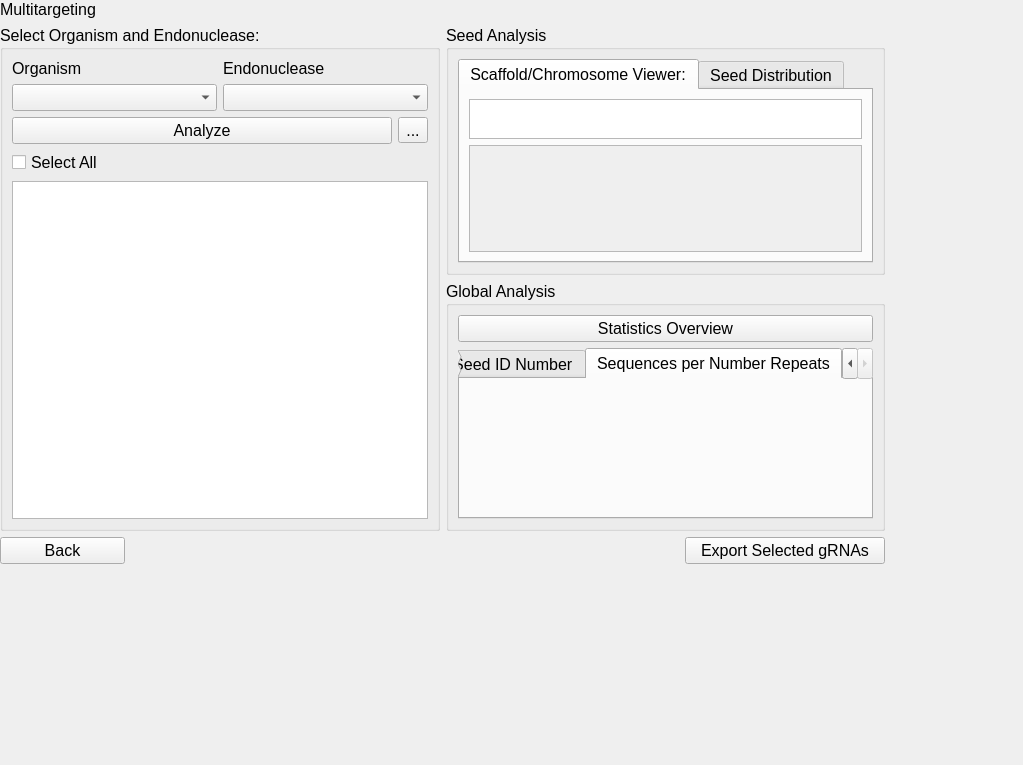
Qt form src/ui/multitargeting_window.ui (TrinhLab/CASPERapp) before a commit.
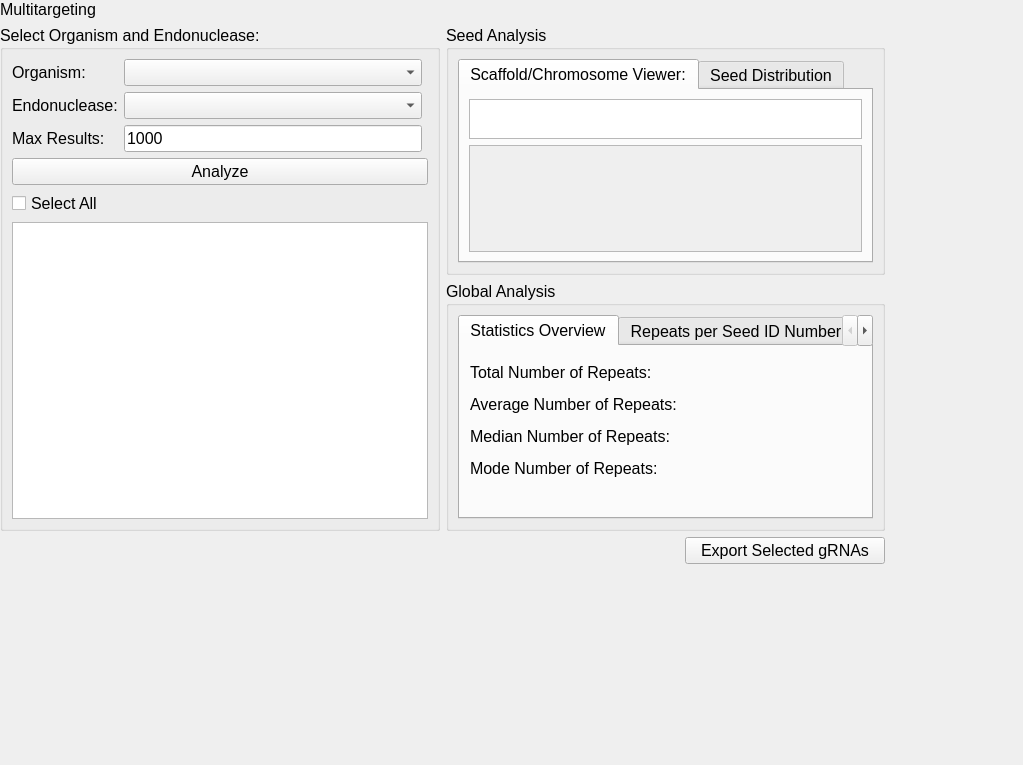
The same form after that commit.

Patch:
```diff
--- a/src/ui/multitargeting_window.ui
+++ b/src/ui/multitargeting_window.ui
@@ -42,23 +42,37 @@
          <string>Select Organism and Endonuclease:</string>
         </property>
         <layout class="QGridLayout" name="gridLayout_8">
-         <item row="1" column="0">
-          <widget class="QComboBox" name="cmbOrganism">
-           <property name="sizePolicy">
-            <sizepolicy hsizetype="Expanding" vsizetype="Fixed">
-             <horstretch>0</horstretch>
-             <verstretch>0</verstretch>
-            </sizepolicy>
-           </property>
+         <item row="8" column="0" colspan="3">
+          <widget class="QTableWidget" name="tblSeeds">
            <property name="minimumSize">
             <size>
-             <width>0</width>
+             <width>400</width>
              <height>0</height>
             </size>
            </property>
           </widget>
          </item>
-         <item row="2" column="0" colspan="2">
+         <item row="0" column="0">
+          <widget class="QLabel" name="lblOrganism">
+           <property name="sizePolicy">
+            <sizepolicy hsizetype="Fixed" vsizetype="Fixed">
+             <horstretch>0</horstretch>
+             <verstretch>0</verstretch>
+            </sizepolicy>
+           </property>
+           <property name="text">
+            <string>Organism:</string>
+           </property>
+          </widget>
+         </item>
+         <item row="7" column="0">
+          <widget class="QCheckBox" name="chkSelectAll">
+           <property name="text">
+            <string>Select All</string>
+           </property>
+          </widget>
+         </item>
+         <item row="6" column="0" colspan="3">
           <layout class="QHBoxLayout" name="horizontalLayout">
            <item>
             <widget class="QPushButton" name="pbtnAnalyze">
@@ -79,57 +93,24 @@
              </property>
             </widget>
            </item>
-           <item>
-            <widget class="QToolButton" name="tbtnSQLSettings">
-             <property name="minimumSize">
-              <size>
-               <width>0</width>
-               <height>0</height>
-              </size>
-             </property>
-             <property name="text">
-              <string>...</string>
-             </property>
-            </widget>
-           </item>
           </layout>
          </item>
          <item row="0" column="1">
-          <widget class="QLabel" name="lblEndonuclease">
+          <widget class="QComboBox" name="cmbOrganism">
            <property name="sizePolicy">
-            <sizepolicy hsizetype="Fixed" vsizetype="Fixed">
+            <sizepolicy hsizetype="Expanding" vsizetype="Fixed">
              <horstretch>0</horstretch>
              <verstretch>0</verstretch>
             </sizepolicy>
            </property>
-           <property name="text">
-            <string>Endonuclease</string>
-           </property>
-          </widget>
-         </item>
-         <item row="4" column="0" colspan="2">
-          <widget class="QTableWidget" name="tblSeeds">
            <property name="minimumSize">
             <size>
-             <width>400</width>
+             <width>0</width>
              <height>0</height>
             </size>
            </property>
           </widget>
          </item>
-         <item row="0" column="0">
-          <widget class="QLabel" name="lblOrganism">
-           <property name="sizePolicy">
-            <sizepolicy hsizetype="Fixed" vsizetype="Fixed">
-             <horstretch>0</horstretch>
-             <verstretch>0</verstretch>
-            </sizepolicy>
-           </property>
-           <property name="text">
-            <string>Organism</string>
-           </property>
-          </widget>
-         </item>
          <item row="1" column="1">
           <widget class="QComboBox" name="cmbEndonuclease">
            <property name="sizePolicy">
@@ -146,10 +127,48 @@
            </property>
           </widget>
          </item>
-         <item row="3" column="0">
-          <widget class="QCheckBox" name="chkSelectAll">
+         <item row="1" column="0">
+          <widget class="QLabel" name="lblEndonuclease">
+           <property name="sizePolicy">
+            <sizepolicy hsizetype="Fixed" vsizetype="Fixed">
+             <horstretch>0</horstretch>
+             <verstretch>0</verstretch>
+            </sizepolicy>
+           </property>
            <property name="text">
-            <string>Select All</string>
+            <string>Endonuclease:</string>
+           </property>
+          </widget>
+         </item>
+         <item row="2" column="1">
+          <widget class="QLineEdit" name="ledMaxResults">
+           <property name="sizePolicy">
+            <sizepolicy hsizetype="Minimum" vsizetype="Fixed">
+             <horstretch>0</horstretch>
+             <verstretch>0</verstretch>
+            </sizepolicy>
+           </property>
+           <property name="toolTip">
+            <string>&lt;html&gt;&lt;head/&gt;&lt;body&gt;&lt;p&gt;Default value is 1000. Change to -1 for no limit.&lt;/p&gt;&lt;/body&gt;&lt;/html&gt;</string>
+           </property>
+           <property name="text">
+            <string>1000</string>
+           </property>
+          </widget>
+         </item>
+         <item row="2" column="0">
+          <widget class="QLabel" name="lblMaxResults">
+           <property name="sizePolicy">
+            <sizepolicy hsizetype="Fixed" vsizetype="Fixed">
+             <horstretch>0</horstretch>
+             <verstretch>0</verstretch>
+            </sizepolicy>
+           </property>
+           <property name="toolTip">
+            <string>&lt;html&gt;&lt;head/&gt;&lt;body&gt;&lt;p&gt;Max table row count represents the max number of repeated seeds to be analyzed and loaded into the table in multitargeting. The &lt;span style=&quot; font-style:italic;&quot;&gt;global analysis&lt;/span&gt; section is not affected by this value. After changing the value, reload the anlysis but clicking the &lt;span style=&quot; font-weight:600;&quot;&gt;Analyze&lt;/span&gt; button.&lt;/p&gt;&lt;/body&gt;&lt;/html&gt;</string>
+           </property>
+           <property name="text">
+            <string>Max Results:</string>
            </property>
           </widget>
          </item>
@@ -277,25 +296,6 @@
         </property>
         <layout class="QGridLayout" name="gridLayout_7">
          <item row="0" column="0">
-          <widget class="QPushButton" name="pbtnStatisticsOverview">
-           <property name="sizePolicy">
-            <sizepolicy hsizetype="Minimum" vsizetype="Fixed">
-             <horstretch>0</horstretch>
-             <verstretch>0</verstretch>
-            </sizepolicy>
-           </property>
-           <property name="minimumSize">
-            <size>
-             <width>0</width>
-             <height>0</height>
-            </size>
-           </property>
-           <property name="text">
-            <string>Statistics Overview</string>
-           </property>
-          </widget>
-         </item>
-         <item row="1" column="0">
           <widget class="QTabWidget" name="tabsGlobalAnalysis">
            <property name="sizePolicy">
             <sizepolicy hsizetype="Preferred" vsizetype="Preferred">
@@ -304,8 +304,129 @@
             </sizepolicy>
            </property>
            <property name="currentIndex">
-            <number>1</number>
+            <number>0</number>
            </property>
+           <widget class="QWidget" name="tabStatisticsOverview">
+            <attribute name="title">
+             <string>Statistics Overview</string>
+            </attribute>
+            <widget class="QWidget" name="layoutWidget">
+             <property name="geometry">
+              <rect>
+               <x>10</x>
+               <y>10</y>
+               <width>371</width>
+               <height>133</height>
+              </rect>
+             </property>
+             <layout class="QGridLayout" name="gridLayout_3">
+              <item row="2" column="1">
+               <widget class="QLabel" name="lblMedianRepeatsValue">
+                <property name="sizePolicy">
+                 <sizepolicy hsizetype="Expanding" vsizetype="Fixed">
+                  <horstretch>0</horstretch>
+                  <verstretch>0</verstretch>
+                 </sizepolicy>
+                </property>
+                <property name="text">
+                 <string/>
+                </property>
+               </widget>
+              </item>
+              <item row="0" column="1">
+               <widget class="QLabel" name="lblTotalRepeatsValue">
+                <property name="sizePolicy">
+                 <sizepolicy hsizetype="Expanding" vsizetype="Fixed">
+                  <horstretch>0</horstretch>
+                  <verstretch>0</verstretch>
+                 </sizepolicy>
+                </property>
+                <property name="text">
+                 <string/>
+                </property>
+               </widget>
+              </item>
+              <item row="2" column="0">
+               <widget class="QLabel" name="lblMedianRepeats">
+                <property name="sizePolicy">
+                 <sizepolicy hsizetype="Expanding" vsizetype="Fixed">
+                  <horstretch>0</horstretch>
+                  <verstretch>0</verstretch>
+                 </sizepolicy>
+                </property>
+                <property name="text">
+                 <string>Median Number of Repeats:</string>
+                </property>
+               </widget>
+              </item>
+              <item row="1" column="0">
+               <widget class="QLabel" name="lblAverageRepeats">
+                <property name="sizePolicy">
+                 <sizepolicy hsizetype="Expanding" vsizetype="Fixed">
+                  <horstretch>0</horstretch>
+                  <verstretch>0</verstretch>
+                 </sizepolicy>
+                </property>
+                <property name="text">
+                 <string>Average Number of Repeats:</string>
+                </property>
+               </widget>
+              </item>
+              <item row="3" column="1">
+               <widget class="QLabel" name="lblModeRepeatsValue">
+                <property name="sizePolicy">
+                 <sizepolicy hsizetype="Expanding" vsizetype="Fixed">
+                  <horstretch>0</horstretch>
+                  <verstretch>0</verstretch>
+                 </sizepolicy>
+                </property>
+                <property name="text">
+                 <string/>
+                </property>
+               </widget>
+              </item>
+              <item row="3" column="0">
+               <widget class="QLabel" name="lblModeRepeats">
+                <property name="sizePolicy">
+                 <sizepolicy hsizetype="Expanding" vsizetype="Fixed">
+                  <horstretch>0</horstretch>
+                  <verstretch>0</verstretch>
+                 </sizepolicy>
+                </property>
+                <property name="text">
+                 <string>Mode Number of Repeats:</string>
+                </property>
+               </widget>
+              </item>
+              <item row="0" column="0">
+               <widget class="QLabel" name="lblTotalRepeats">
+                <property name="sizePolicy">
+                 <sizepolicy hsizetype="Expanding" vsizetype="Fixed">
+                  <horstretch>0</horstretch>
+                  <verstretch>0</verstretch>
+                 </sizepolicy>
+                </property>
+                <property name="text">
+                 <string>Total Number of Repeats:</string>
+                </property>
+               </widget>
+              </item>
+              <item row="1" column="1">
+               <widget class="QLabel" name="lblAverageRepeatsValue">
+                <property name="sizePolicy">
+                 <sizepolicy hsizetype="Expanding" vsizetype="Fixed">
+                  <horstretch>0</horstretch>
+                  <verstretch>0</verstretch>
+                 </sizepolicy>
+                </property>
+                <property name="text">
+                 <string/>
+                </property>
+               </widget>
+              </item>
+             </layout>
+            </widget>
+           </widget>
            <widget class="QWidget" name="tabRepeatsVsSeed">
             <attribute name="title">
              <string>Repeats per Seed ID Number</string>
@@ -345,25 +466,6 @@
         </property>
        </widget>
       </item>
-      <item row="3" column="0" alignment="Qt::AlignLeft">
-       <widget class="QPushButton" name="pbtnBank">
-        <property name="sizePolicy">
-         <sizepolicy hsizetype="Preferred" vsizetype="Fixed">
-          <horstretch>0</horstretch>
-          <verstretch>0</verstretch>
-         </sizepolicy>
-        </property>
-        <property name="minimumSize">
-         <size>
-          <width>125</width>
-          <height>0</height>
-         </size>
-        </property>
-        <property name="text">
-         <string>Back</string>
-        </property>
-       </widget>
-      </item>
       <item row="3" column="1" alignment="Qt::AlignRight">
        <widget class="QPushButton" name="pbtnExport">
         <property name="sizePolicy">
```
Left out of the diff: 4 changed lines with no effect on the pictures.
